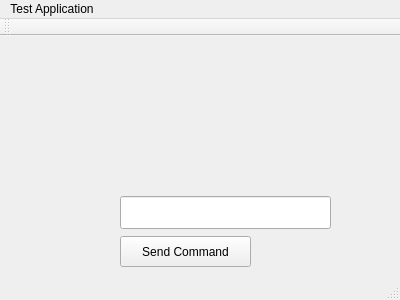
Before: the Qt Designer form mainwindow.ui in GeorgeIoak/QtSerialPort, drawn with Qt 5.
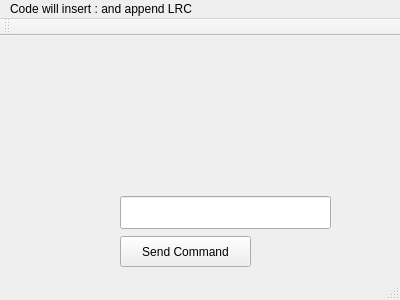
After: the same form once the commit is applied.

Commit message: Added code to insert start frame ":" and calculate and append LRC

What changed in the file:
```diff
--- a/mainwindow.ui
+++ b/mainwindow.ui
@@ -62,7 +62,7 @@
    </property>
    <widget class="QMenu" name="menuTest_Application">
     <property name="title">
-     <string>Test Application</string>
+     <string>Code will insert : and append LRC</string>
     </property>
    </widget>
    <addaction name="menuTest_Application"/>
```
The commit also changes 2 other files.
